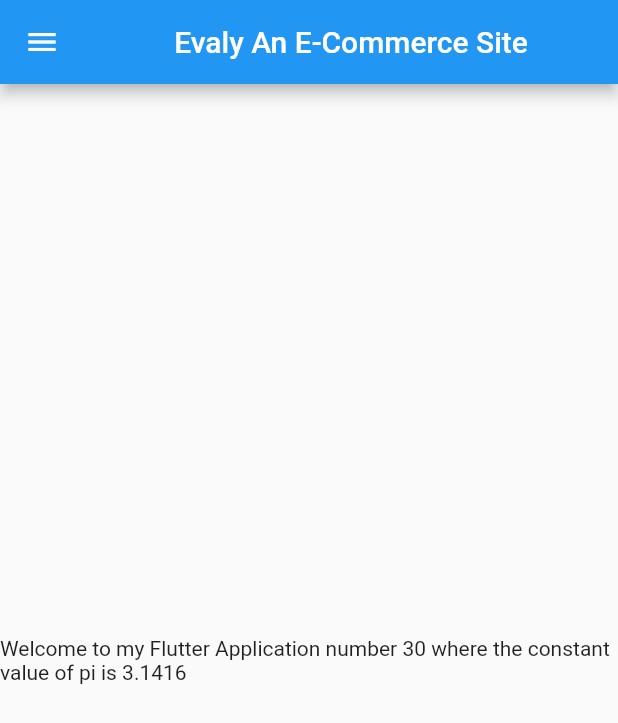
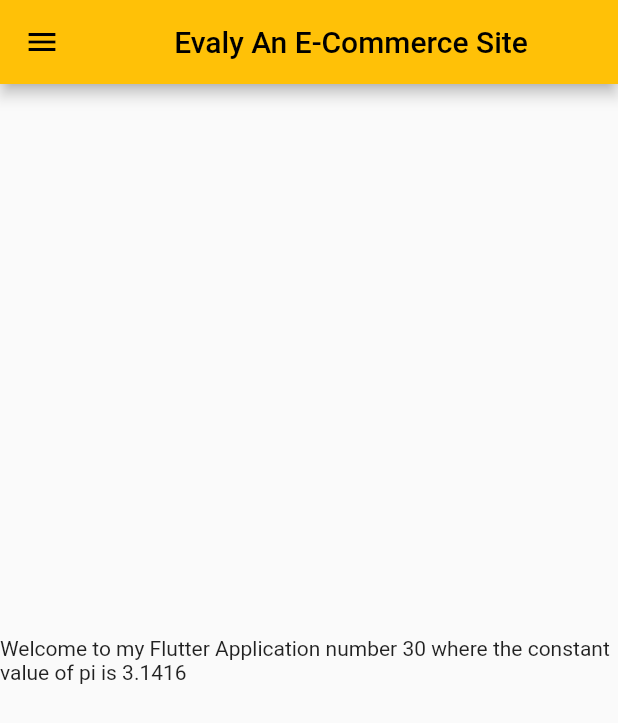
Before and after one commit to mohammadnakib42/EvalyUI30DaysPractice, a Flutter app: the screen it shows after launch, on a phone screen of 412 x 824 dp. Shown: the top 723 px of the screen. Run offline on Flutter 3.47's test engine with Material 2 defaults, Android fonts, the light colour scheme and no system bars.

Commit message:
Day 3 completed

```diff
--- a/lib/main.dart
+++ b/lib/main.dart
@@ -1,4 +1,5 @@
-import 'package:evaly_ui/home_page.dart';
+import 'package:evaly_ui/pages/home_page.dart';
+import 'package:evaly_ui/pages/login_page.dart';
 import 'package:flutter/material.dart';
 
 void main() {
@@ -10,9 +11,20 @@
 
   @override
   Widget build(BuildContext context) {
-
     return MaterialApp(
-      home: HomePage(),
+      //home: HomePage(),
+      themeMode: ThemeMode.light,
+      theme: ThemeData(primarySwatch: Colors.amber),
+      darkTheme: ThemeData(
+        brightness: Brightness.dark,
+        primarySwatch: Colors.green,
+      ),
+      initialRoute: "/home",
+      routes: {
+        "/":(context)=>LoginPage(),
+        "/home" : (context)=>HomePage(),
+        "/login" : (context)=>LoginPage(),
+      },
     );
   }
 }
```
Also changed, not shown: lib/pages/login_page.dart (added, +17 -0 lines), lib/pages/home_page.dart (renamed from lib/home_page.dart).
